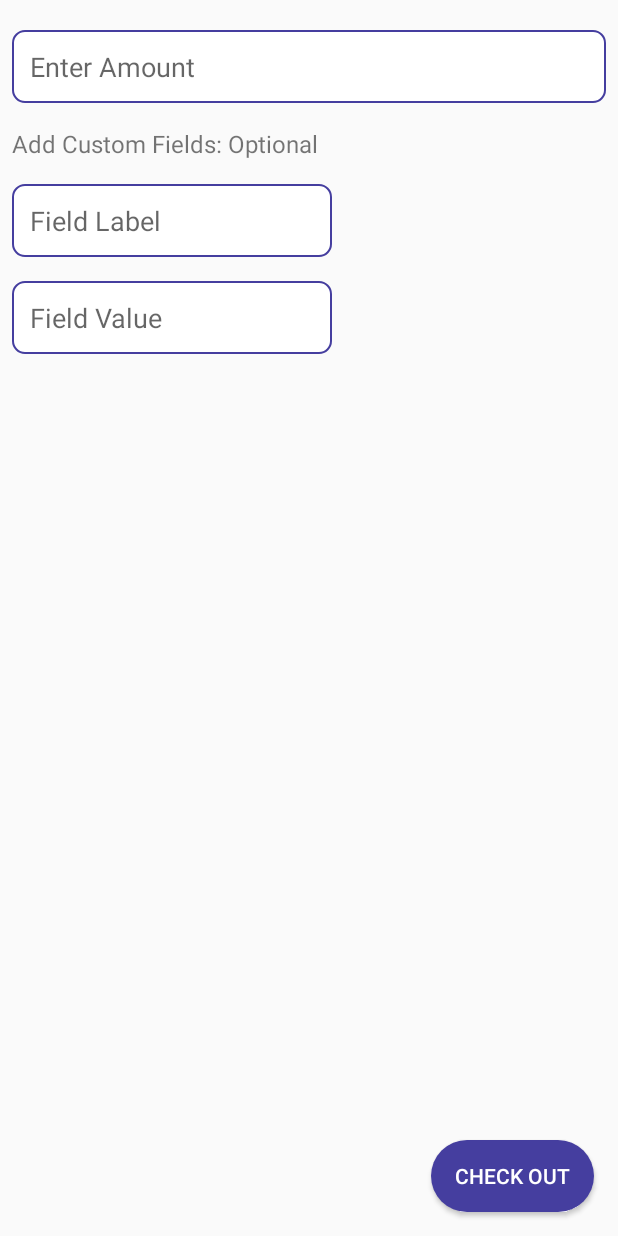
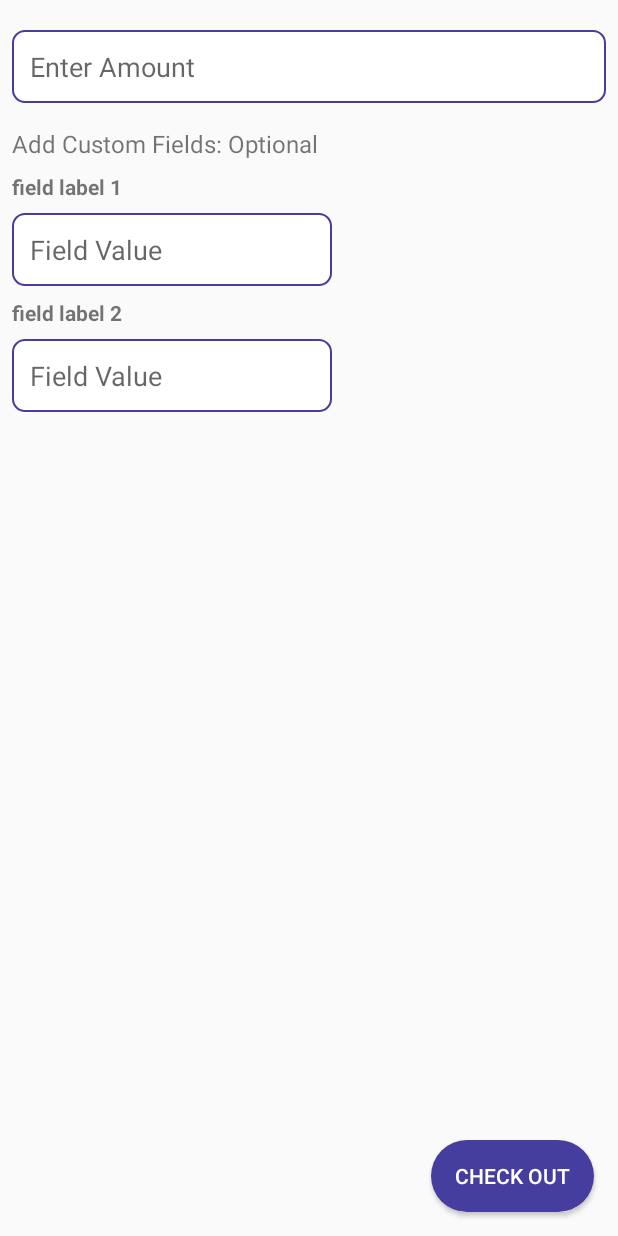
Before and after one commit to xpayeg/Android-kotlin-sdk-example, an Android app: the screen it shows after launch (Login), on a phone screen of 412 x 824 dp. Run offline under Robolectric (Android 15) with nearby library versions, the phone set to English and light mode, and no system bars; libraries missing offline, so code that uses them is left out: dmax.dialog; Roboto replaces fonts that are not available here; 8 statements that could not run were skipped.

Commit message:
custom field fixed label

```diff
--- a/app/src/main/java/com/xpay/kotlin/Login.kt
+++ b/app/src/main/java/com/xpay/kotlin/Login.kt
@@ -41,12 +41,15 @@ class Login : AppCompatActivity() {
         dialog = SpotsDialog.Builder().setContext(this@Login).build()
 
         btnLogin.setOnClickListener {
-            println(JSONArray(customFields))
             val num: Number?
             if (userAmount.text.toString().isNotEmpty()) {
                 num=userAmount.text.toString().toDouble()
-                if(txt_field_label.text.toString().isNotEmpty() && txt_field_value.text.toString().isNotEmpty() ){
-                    XpayUtils.addCustomField(txt_field_label.text.toString(),txt_field_value.text.toString())
+                if(txt_field_label.text.toString().isNotEmpty() ){
+                    XpayUtils.addCustomField("field_labe l",txt_field_label.text.toString())
+                }
+
+                if(txt_field_value.text.toString().isNotEmpty() ){
+                    XpayUtils.addCustomField("field_labe 2",txt_field_value.text.toString())
                 }
                 dialog?.show()
                 XpayUtils.prepareAmount(num, ::userSuccess, ::userFailure)
--- a/app/src/main/res/layout/activity_login.xml
+++ b/app/src/main/res/layout/activity_login.xml
@@ -55,21 +55,21 @@
         android:id="@+id/txt_field_label"
         android:layout_width="wrap_content"
         android:layout_height="wrap_content"
-        android:layout_marginTop="16dp"
+        android:layout_marginTop="8dp"
         android:background="@drawable/background_border"
         android:ems="10"
         android:focusable="auto"
-        android:hint="Field Label"
+        android:hint="Field Value"
         android:inputType="textPersonName"
         android:padding="12dp"
         app:layout_constraintStart_toStartOf="@+id/textView2"
-        app:layout_constraintTop_toBottomOf="@+id/textView2" />
+        app:layout_constraintTop_toBottomOf="@+id/textView7" />
 
     <EditText
         android:id="@+id/txt_field_value"
         android:layout_width="wrap_content"
         android:layout_height="wrap_content"
-        android:layout_marginTop="16dp"
+        android:layout_marginTop="8dp"
         android:background="@drawable/background_border"
         android:ems="10"
         android:focusable="auto"
@@ -77,5 +77,25 @@
         android:inputType="textPersonName"
         android:padding="12dp"
         app:layout_constraintStart_toStartOf="@+id/txt_field_label"
+        app:layout_constraintTop_toBottomOf="@+id/textView8" />
+
+    <TextView
+        android:id="@+id/textView7"
+        android:layout_width="wrap_content"
+        android:layout_height="wrap_content"
+        android:layout_marginTop="8dp"
+        android:text="field label 1"
+        android:textStyle="bold"
+        app:layout_constraintStart_toStartOf="@+id/txt_field_label"
+        app:layout_constraintTop_toBottomOf="@+id/textView2" />
+
+    <TextView
+        android:id="@+id/textView8"
+        android:layout_width="wrap_content"
+        android:layout_height="wrap_content"
+        android:layout_marginTop="8dp"
+        android:text="field label 2"
+        android:textStyle="bold"
+        app:layout_constraintStart_toStartOf="@+id/txt_field_value"
         app:layout_constraintTop_toBottomOf="@+id/txt_field_label" />
 </androidx.constraintlayout.widget.ConstraintLayout>
```
